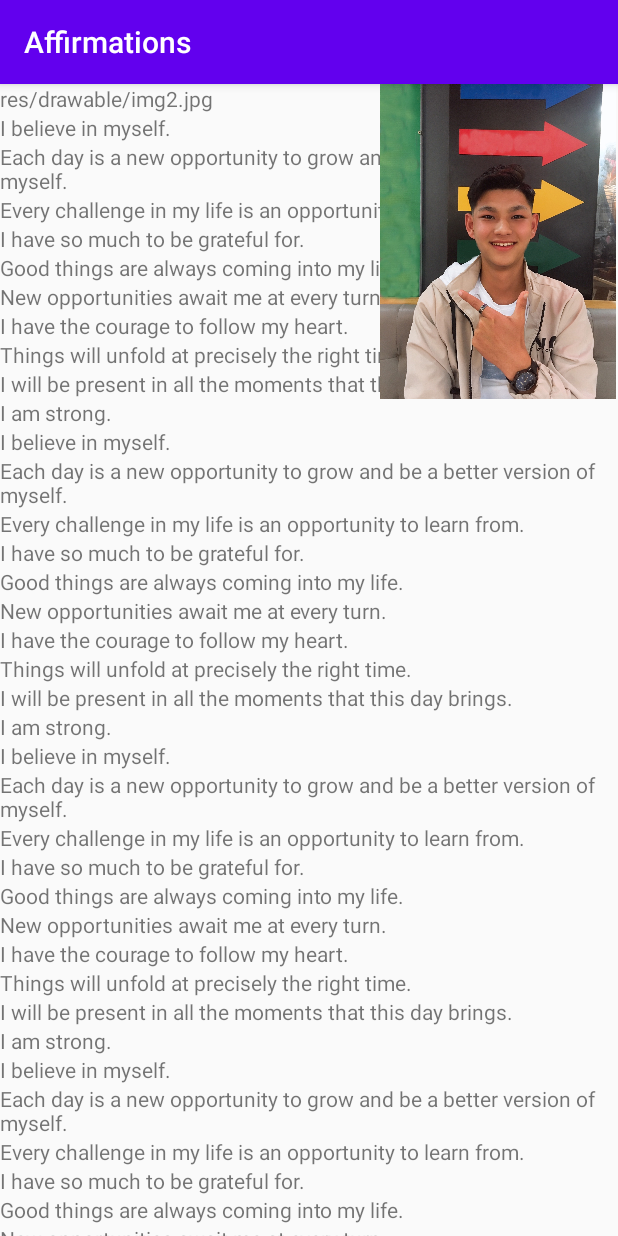
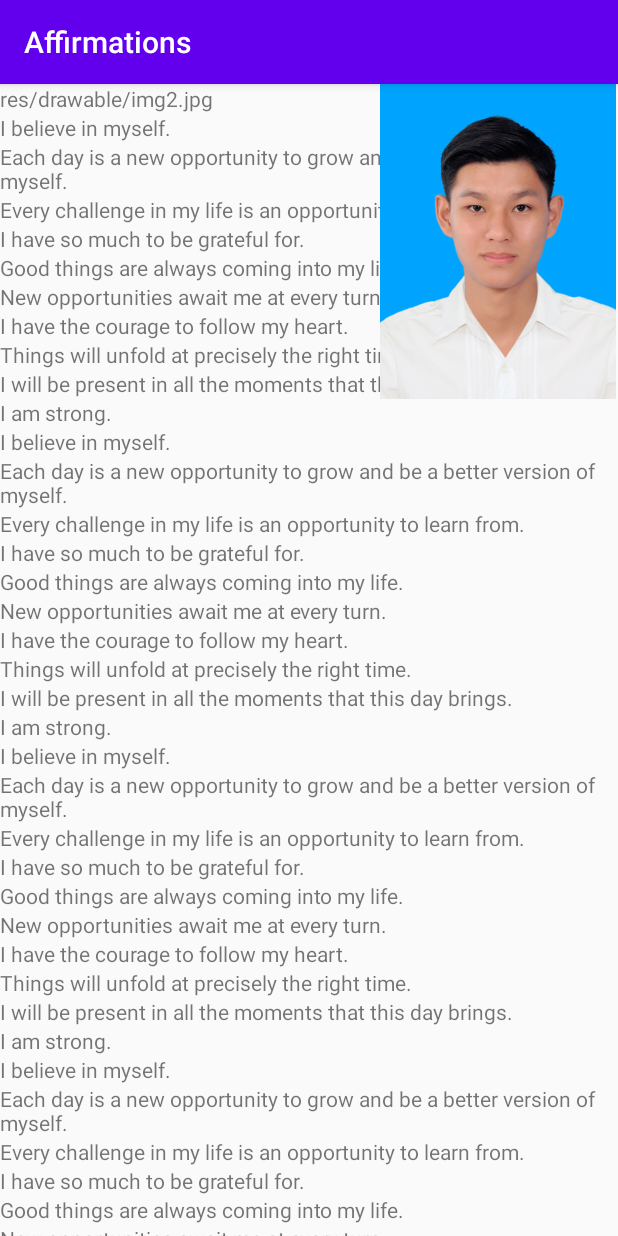
Before and after one commit to dienakdz/Affirmations, an Android app: the screen it shows after launch (MainActivity), on a phone screen of 412 x 824 dp. Run offline under Robolectric (Android 15) with nearby library versions, the phone set to English and light mode, and no system bars.

Commit message:
Update MainActivity.kt

```diff
--- a/app/src/main/java/com/example/affirmations/MainActivity.kt
+++ b/app/src/main/java/com/example/affirmations/MainActivity.kt
@@ -18,7 +18,7 @@ class MainActivity : AppCompatActivity() {
         val recyclerView = findViewById<RecyclerView>(R.id.recycler_view)
         recyclerView.adapter = ItemAdapter(this, myDataset)
 
-        imageView.setImageResource(R.drawable.img2)
+        imageView.setImageResource(R.drawable.img1)
 
         // Use this setting to improve performance if you know that changes
         // in content do not change the layout size of the RecyclerView
```
